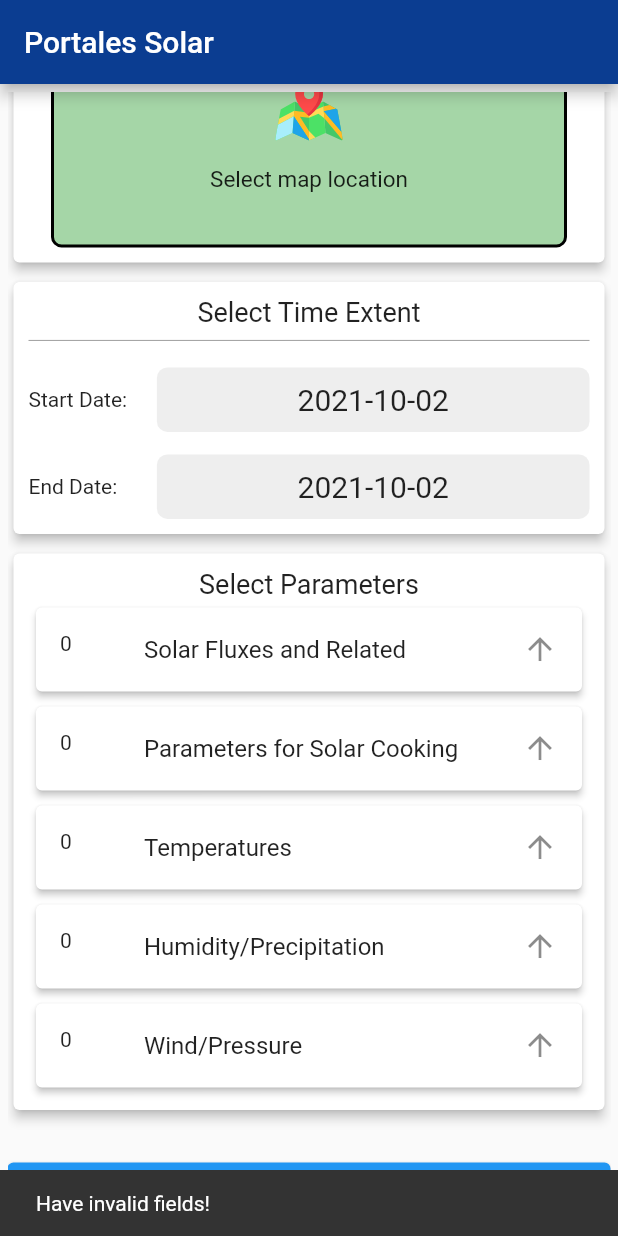
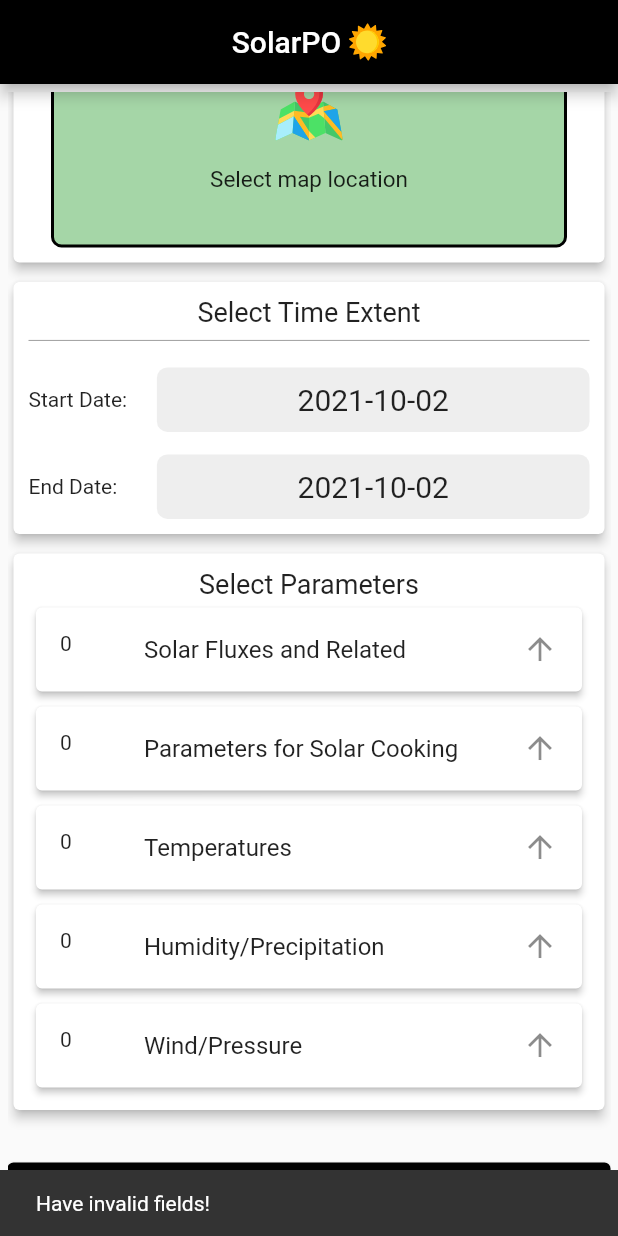
Before and after one commit to Andrei-Portales/SolarPO, a Flutter app: the screen it shows after launch, scrolled down 576 dp, after a tap on "Search", on a phone screen of 412 x 824 dp. Run offline on Flutter 3.47's test engine with Material 2 defaults, Android fonts, the phone set to English and light mode, and no system bars; our stand-ins replace flutter_svg, google_maps_flutter, syncfusion_flutter_charts; missing offline and left inert: share_extend.

Commit message:
fonts, splash

```diff
--- a/lib/main.dart
+++ b/lib/main.dart
@@ -1,5 +1,5 @@
 import 'package:flutter/material.dart';
-import 'package:solar_app/screens/home.dart';
+import 'package:solar_po/screens/splash.dart';
 
 void main() {
   runApp(const MyApp());
@@ -11,13 +11,13 @@ class MyApp extends StatelessWidget {
   @override
   Widget build(BuildContext context) {
     return MaterialApp(
-      title: 'Portales Solar',
+      title: 'SolarPO',
       theme: ThemeData(
         appBarTheme: const AppBarTheme(
-          backgroundColor: Color.fromRGBO(11, 61, 145, 1),
+          backgroundColor: Colors.black,
         ),
       ),
-      home: const Home(),
+      home: const SplashScreen(),
     );
   }
 }
--- a/lib/screens/home.dart
+++ b/lib/screens/home.dart
@@ -1,5 +1,6 @@
 import 'package:flutter/material.dart';
-import 'package:solar_app/widgets/search_input.dart';
+import 'package:flutter_svg/flutter_svg.dart';
+import '../widgets/search_input.dart';
 
 class Home extends StatelessWidget {
   const Home({Key? key}) : super(key: key);
@@ -8,7 +9,20 @@ class Home extends StatelessWidget {
   Widget build(BuildContext context) {
     return Scaffold(
       appBar: AppBar(
-        title: const Text('Portales Solar'),
+        title: Row(
+          mainAxisAlignment: MainAxisAlignment.center,
+          mainAxisSize: MainAxisSize.min,
+          children: [
+            Text('SolarPO'),
+            const SizedBox(width: 5),
+            SizedBox(
+              height: 25,
+              width: 25,
+              child: SvgPicture.asset('assets/icons/sunny.svg'),
+            )
+          ],
+        ),
+        centerTitle: true,
       ),
       body: const SearchInput(),
     );
--- /dev/null
+++ b/lib/screens/splash.dart
@@ -0,0 +1,58 @@
+import 'package:flutter/material.dart';
+import 'package:solar_po/screens/home.dart';
+
+class SplashScreen extends StatefulWidget {
+  const SplashScreen({Key? key}) : super(key: key);
+
+  @override
+  _SplashScreenState createState() => _SplashScreenState();
+}
+
+class _SplashScreenState extends State<SplashScreen> {
+  @override
+  void initState() {
+    super.initState();
+    Future.delayed(Duration(seconds: 2)).then((value) {
+      Navigator.of(context).pushReplacement(
+        MaterialPageRoute(
+          builder: (context) => Home(),
+        ),
+      );
+    });
+  }
+
+  @override
+  Widget build(BuildContext context) {
+    return Scaffold(
+      backgroundColor: Colors.black,
+      body: Center(
+        child: Column(
+          mainAxisAlignment: MainAxisAlignment.center,
+          mainAxisSize: MainAxisSize.min,
+          children: [
+            Text(
+              'SolarPO',
+              style: TextStyle(
+                color: Colors.white,
+                fontSize: MediaQuery.of(context).size.width * 0.25,
+                fontFamily: 'Nexa',
+                fontWeight: FontWeight.w700,
+              ),
+            ),
+            const SizedBox(height: 5),
+            SizedBox(
+              height: 50,
+              width: double.infinity,
+              child: Image.asset('assets/images/logo_app.png'),
+            ),
+            const SizedBox(height: 20),
+            CircularProgressIndicator(
+              strokeWidth: 2,
+              color: Colors.white,
+            ),
+          ],
+        ),
+      ),
+    );
+  }
+}
--- a/lib/util/transform_data.dart
+++ b/lib/util/transform_data.dart
@@ -1,4 +1,4 @@
-import 'package:solar_app/util/parameters.dart';
+import '../util/parameters.dart';
 
 Map<String, dynamic> monthlyData(Map<String, dynamic> keys) {
   Map<String, dynamic> data = {};
--- a/lib/widgets/map_button.dart
+++ b/lib/widgets/map_button.dart
@@ -1,7 +1,7 @@
 import 'package:flutter/material.dart';
 import 'package:flutter_svg/flutter_svg.dart';
 import 'package:google_maps_flutter/google_maps_flutter.dart';
-import 'package:solar_app/screens/map_screen.dart';
+import '../screens/map_screen.dart';
 
 class MapButton extends StatefulWidget {
   final void Function(LatLng?) setLocation;
--- a/lib/widgets/parameters_select.dart
+++ b/lib/widgets/parameters_select.dart
@@ -1,5 +1,5 @@
 import 'package:flutter/material.dart';
-import 'package:solar_app/widgets/param_item.dart';
+import '../widgets/param_item.dart';
 
 class ParametersSelect extends StatelessWidget {
   final List<Map<String, dynamic>> parameters;
--- a/lib/widgets/search_input.dart
+++ b/lib/widgets/search_input.dart
@@ -1,13 +1,12 @@
 import 'package:flutter/material.dart';
 import 'package:google_maps_flutter/google_maps_flutter.dart';
 import 'package:http/http.dart' as http;
-import 'package:solar_app/screens/result_screen.dart';
-import 'package:solar_app/util/parameters.dart';
-import 'package:solar_app/widgets/date_select.dart';
+import '../screens/result_screen.dart';
+import '../util/parameters.dart';
+import './date_select.dart';
 import 'dart:convert';
-
-import 'package:solar_app/widgets/map_button.dart';
-import 'package:solar_app/widgets/parameters_select.dart';
+import './map_button.dart';
+import './parameters_select.dart';
 
 class SearchInput extends StatefulWidget {
   const SearchInput({Key? key}) : super(key: key);
@@ -343,6 +342,7 @@ class _SearchInputState extends State<SearchInput> {
           _isLoading
               ? const Center(child: CircularProgressIndicator())
               : ElevatedButton(
+                  style: ElevatedButton.styleFrom(primary: Colors.black),
                   onPressed: _search,
                   child: const Text('Search'),
                 ),
```
Also changed, not shown: lib/screens/result_screen.dart (+32 -3 lines), lib/widgets/result_card_daily.dart (+20 -22 lines), lib/widgets/result_card_month.dart (+8 -10 lines), pubspec.yaml (+9 -7 lines), assets/fonts/nexa_bold.otf (added), assets/fonts/nexa_regular.otf (added), assets/icons/sunny.svg (added), assets/images/logo_app.png (added), 3 other files.
